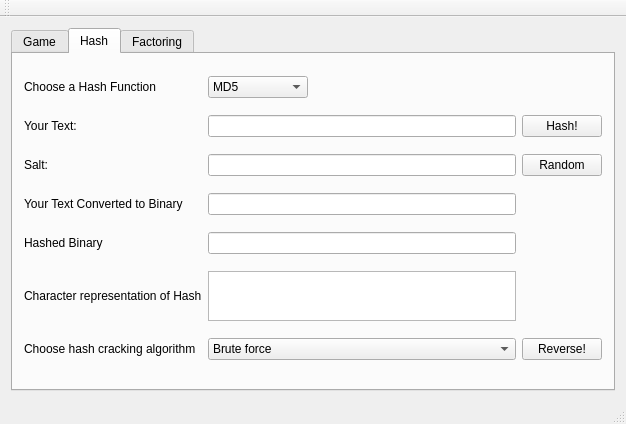
Qt form CapstoneCryptography/forms/mainwindow.ui (egandunning/learn-crypto) before a commit.
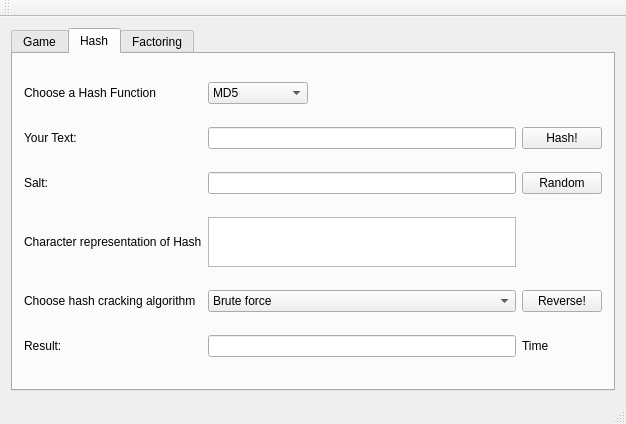
The same form after that commit.

Commit message: hash cracking functionality and timing to gui

Diff of the .ui file:
```diff
--- a/CapstoneCryptography/forms/mainwindow.ui
+++ b/CapstoneCryptography/forms/mainwindow.ui
@@ -66,16 +66,32 @@
         <string>Hash</string>
        </attribute>
        <layout class="QGridLayout" name="gridLayout_4">
-        <item row="2" column="2">
-         <widget class="QPushButton" name="randomSaltButton">
+        <item row="4" column="1">
+         <widget class="QComboBox" name="crackComboBox">
+          <item>
+           <property name="text">
+            <string>Brute force</string>
+           </property>
+          </item>
+          <item>
+           <property name="text">
+            <string>Dictionary attack</string>
+           </property>
+          </item>
+          <item>
+           <property name="text">
+            <string>Lookup tables</string>
+           </property>
+          </item>
+         </widget>
+        </item>
+        <item row="3" column="0">
+         <widget class="QLabel" name="label_6">
           <property name="text">
-           <string>Random</string>
+           <string>Character representation of Hash</string>
           </property>
          </widget>
         </item>
-        <item row="2" column="1">
-         <widget class="QLineEdit" name="saltField"/>
-        </item>
         <item row="0" column="1">
          <widget class="QComboBox" name="hashComboBox">
           <property name="maximumSize">
@@ -104,37 +120,31 @@
         <item row="1" column="1">
          <widget class="QLineEdit" name="plaintextField"/>
         </item>
-        <item row="3" column="0">
-         <widget class="QLabel" name="label_4">
+        <item row="4" column="2">
+         <widget class="QPushButton" name="crackButton">
           <property name="text">
-           <string>Your Text Converted to Binary</string>
+           <string>Reverse!</string>
           </property>
          </widget>
         </item>
-        <item row="3" column="1">
-         <widget class="QLineEdit" name="lineEdit_2"/>
-        </item>
-        <item row="5" column="0">
-         <widget class="QLabel" name="label_6">
+        <item row="0" column="0">
+         <widget class="QLabel" name="label_2">
           <property name="text">
-           <string>Character representation of Hash</string>
+           <string>Choose a Hash Function</string>
           </property>
          </widget>
         </item>
-        <item row="4" column="1">
-         <widget class="QLineEdit" name="lineEdit_3"/>
-        </item>
-        <item row="4" column="0">
-         <widget class="QLabel" name="label_5">
+        <item row="2" column="0">
+         <widget class="QLabel" name="label_8">
           <property name="text">
-           <string>Hashed Binary</string>
+           <string>Salt:</string>
           </property>
          </widget>
         </item>
-        <item row="1" column="0">
-         <widget class="QLabel" name="label_3">
+        <item row="2" column="2">
+         <widget class="QPushButton" name="randomSaltButton">
           <property name="text">
-           <string>Your Text:</string>
+           <string>Random</string>
           </property>
          </widget>
         </item>
@@ -145,7 +155,21 @@
           </property>
          </widget>
         </item>
-        <item row="5" column="1">
+        <item row="1" column="0">
+         <widget class="QLabel" name="label_3">
+          <property name="text">
+           <string>Your Text:</string>
+          </property>
+         </widget>
+        </item>
+        <item row="4" column="0">
+         <widget class="QLabel" name="label_9">
+          <property name="text">
+           <string>Choose hash cracking algorithm</string>
+          </property>
+         </widget>
+        </item>
+        <item row="3" column="1">
          <widget class="QTextEdit" name="digestField">
           <property name="minimumSize">
            <size>
@@ -161,50 +185,27 @@
           </property>
          </widget>
         </item>
-        <item row="0" column="0">
-         <widget class="QLabel" name="label_2">
-          <property name="text">
-           <string>Choose a Hash Function</string>
-          </property>
-         </widget>
+        <item row="2" column="1">
+         <widget class="QLineEdit" name="saltField"/>
         </item>
-        <item row="2" column="0">
-         <widget class="QLabel" name="label_8">
+        <item row="5" column="0">
+         <widget class="QLabel" name="label_4">
           <property name="text">
-           <string>Salt:</string>
+           <string>Result:</string>
           </property>
          </widget>
         </item>
-        <item row="6" column="0">
-         <widget class="QLabel" name="label_9">
-          <property name="text">
-           <string>Choose hash cracking algorithm</string>
+        <item row="5" column="1">
+         <widget class="QLineEdit" name="crackedField">
+          <property name="readOnly">
+           <bool>true</bool>
           </property>
          </widget>
         </item>
-        <item row="6" column="1">
-         <widget class="QComboBox" name="crackComboBox">
-          <item>
-           <property name="text">
-            <string>Brute force</string>
-           </property>
-          </item>
-          <item>
-           <property name="text">
-            <string>Dictionary attack</string>
-           </property>
-          </item>
-          <item>
-           <property name="text">
-            <string>Lookup tables</string>
-           </property>
-          </item>
-         </widget>
-        </item>
-        <item row="6" column="2">
-         <widget class="QPushButton" name="crackButton">
+        <item row="5" column="2">
+         <widget class="QLabel" name="crackTimeLabel">
           <property name="text">
-           <string>Reverse!</string>
+           <string>Time</string>
           </property>
          </widget>
         </item>
```
The commit also changes 1 other file.
